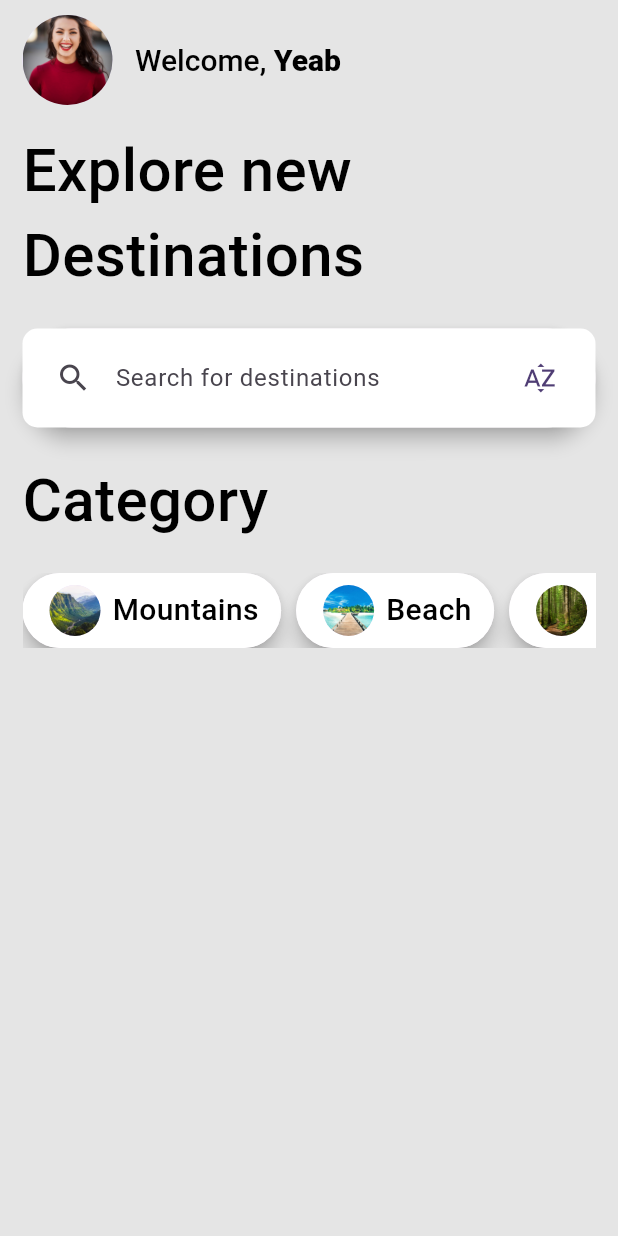
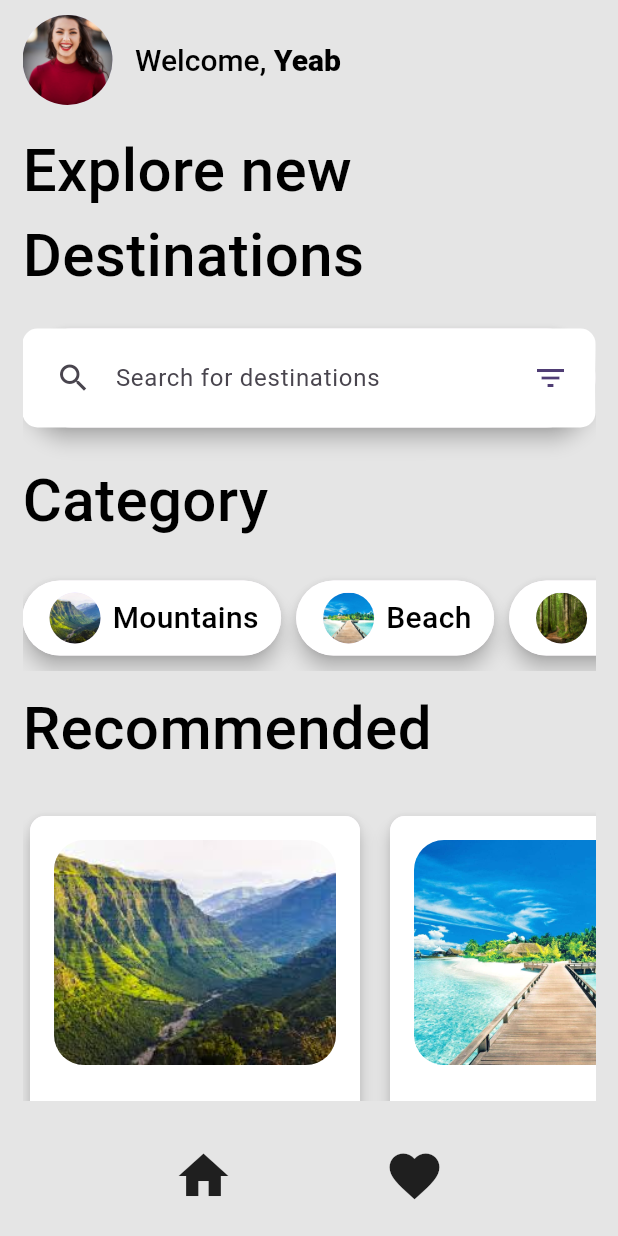
Before and after one commit to tsega7659/Travel_App_Flutter_Assignment, a Flutter app: the HomeScreen screen opened directly, on a phone screen of 412 x 824 dp. Run offline on Flutter 3.47's test engine with Material 3 defaults, Android fonts, the phone set to English and light mode, and no system bars.

Commit message:
aditionnal UI pages

```diff
--- /dev/null
+++ b/travel/lib/model/place_model.dart
@@ -0,0 +1,51 @@
+import 'package:flutter/material.dart';
+
+class PlaceInfo {
+  final String name, location, description, image;
+  final int distance;
+  PlaceInfo({
+    required this.name,
+    required this.location,
+    required this.description,
+    required this.image,
+    required this.distance,
+  });
+}
+
+List places = [
+  PlaceInfo(
+    name: "Mountains",
+    location: "Nepal",
+    description: "The Danakil Desert (or Afar Desert) is a desert in northeast Ethiopia, southern Eritrea, and northwestern Djibouti. Situated in the Afar Triangle, it stretches across 136,956 square kilometres (52,879 sq mi) of arid terrain. It is inhabited by a few Afar, who engage in salt mining.",
+    image: "assets/images/mountain.jpeg",
+    distance: 10,
+  ),
+  PlaceInfo(
+    name: "Beach",
+    location: "Goa",
+    description: "The Danakil Desert (or Afar Desert) is a desert in northeast Ethiopia, southern Eritrea, and northwestern Djibouti. Situated in the Afar Triangle, it stretches across 136,956 square kilometres (52,879 sq mi) of arid terrain. It is inhabited by a few Afar, who engage in salt mining.",
+    image: "assets/images/beach.jpg",
+    distance: 20,
+  ),
+  PlaceInfo(
+    name: "Forest",
+    location: "India",
+    description: "The Danakil Desert (or Afar Desert) is a desert in northeast Ethiopia, southern Eritrea, and northwestern Djibouti. Situated in the Afar Triangle, it stretches across 136,956 square kilometres (52,879 sq mi) of arid terrain. It is inhabited by a few Afar, who engage in salt mining.",
+    image: "assets/images/forest.jpg",
+    distance: 30,
+  ),
+  PlaceInfo(
+    name: "Monuments",
+    location: "India",
+    description: "The Danakil Desert (or Afar Desert) is a desert in northeast Ethiopia, southern Eritrea, and northwestern Djibouti. Situated in the Afar Triangle, it stretches across 136,956 square kilometres (52,879 sq mi) of arid terrain. It is inhabited by a few Afar, who engage in salt mining.",
+    image: "assets/images/monument.jpeg",
+    distance: 40,
+  ),
+  PlaceInfo(
+    name: "Deserts",
+    location: "India",
+    description: "The Danakil Desert (or Afar Desert) is a desert in northeast Ethiopia, southern Eritrea, and northwestern Djibouti. Situated in the Afar Triangle, it stretches across 136,956 square kilometres (52,879 sq mi) of arid terrain. It is inhabited by a few Afar, who engage in salt mining.",
+    image: "assets/images/desert.png",
+    distance: 50,
+  ),
+];
--- a/travel/lib/screens/Home/home_screen.dart
+++ b/travel/lib/screens/Home/home_screen.dart
@@ -1,4 +1,9 @@
 import 'package:flutter/material.dart';
+
+import '../../model/place_model.dart';
+import '../detailscreen/detail_screen.dart';
+import 'widgets/category_card.dart';
+import 'widgets/recommended_card.dart';
 
 class HomeScreen extends StatefulWidget {
   const HomeScreen({super.key});
@@ -12,12 +17,24 @@ class _HomeScreenState extends State<HomeScreen> {
   Widget build(BuildContext context) {
     return Scaffold(
       backgroundColor: const Color(0xFFE5E5E5),
+      bottomNavigationBar: SafeArea(
+        child: Padding(
+          padding: const EdgeInsets.symmetric(vertical: 20, horizontal: 15),
+          child: Row(
+            mainAxisAlignment: MainAxisAlignment.spaceEvenly,
+            children: const [
+              Icon(Icons.home, size: 40,),
+              Icon(Icons.favorite,  size: 40,),
+            ],
+          ),
+        ),
+      ),
       body: SafeArea(
         child: Center(
           child: Padding(
             padding: const EdgeInsets.symmetric(vertical: 10, horizontal: 15),
-            child: Column(
-              children: [
+            child: SingleChildScrollView(
+              child: Column(children: [
                 // App bar
                 Row(
                   children: [
@@ -75,8 +92,8 @@ class _HomeScreenState extends State<HomeScreen> {
                       borderRadius: BorderRadius.circular(10),
                     ),
                     child: Padding(
-                      padding: const EdgeInsets.symmetric(
-                          vertical: 5, horizontal: 10),
+                      padding:
+                          const EdgeInsets.symmetric(vertical: 5, horizontal: 10),
                       child: Row(
                         children: [
                           Expanded(
@@ -87,22 +104,23 @@ class _HomeScreenState extends State<HomeScreen> {
                                 fillColor: Colors.white,
                                 filled: true,
                                 border: OutlineInputBorder(
-                                  borderRadius: BorderRadius.circular(10),
+                                  borderRadius: BorderRadius.circular(100),
                                   borderSide: BorderSide.none,
                                 ),
                               ),
                             ),
                           ),
                           const CircleAvatar(
-                            radius: 27,
+                            radius: 20,
                             backgroundColor: Colors.white,
-                            child: Icon(Icons.sort_by_alpha_sharp),
+                            child: Icon(Icons.filter_list),
                           ),
                         ],
                       ),
                     ),
                   ),
                 ),
+
                 // Category
                 const SizedBox(
                   height: 20,
@@ -119,10 +137,10 @@ class _HomeScreenState extends State<HomeScreen> {
                   ],
                 ),
                 const SizedBox(
-                  height: 20,
+                  height: 15,
                 ),
-                SizedBox(
-                  height: 50,
+                Container(
+                  height: 70,
                   child: ListView(
                     scrollDirection: Axis.horizontal,
                     children: [
@@ -143,12 +161,59 @@ class _HomeScreenState extends State<HomeScreen> {
                             image: "assets/images/forest.jpg",
                             title: "Forest",
                           ),
+                          CategoryCard(
+                            press: () {},
+                            image: "assets/images/monument.jpeg",
+                            title: "Monuments",
+                          ),
+                          CategoryCard(
+                            press: () {},
+                            image: "assets/images/desert.png",
+                            title: "Deserts",
+                          ),
                         ],
                       ),
                     ],
                   ),
                 ),
-              ],
+
+                // Recommended
+                const SizedBox(
+                  height: 10,
+                ),
+                Row(
+                  children: const [
+                    Text(
+                      "Recommended",
+                      style: TextStyle(
+                          fontSize: 40,
+                          color: Colors.black,
+                          fontWeight: FontWeight.w500),
+                    ),
+                  ],
+                ),
+                const SizedBox(
+                  height: 15,
+                ),
+                Container(
+                    height: 300,
+                    child: ListView.builder(
+                      itemCount: places.length,
+                      scrollDirection: Axis.horizontal,
+                      itemBuilder: (context, index) {
+                      return Padding(
+                        padding: const EdgeInsets.only(left:5, right: 15),
+                        child: Row(
+                          children: [
+                            RecomendedCard(placeInfo: places[index],
+                            press: () {
+                              Navigator.push(context, MaterialPageRoute(builder: (context) => DetailScreen(placeInfo: places[index],),),);
+                             },),
+                          ],
+                        ),
+                      );
+                    })),
+              ]),
             ),
           ),
         ),
@@ -156,55 +221,3 @@ class _HomeScreenState extends State<HomeScreen> {
     );
   }
 }
-
-class CategoryCard extends StatelessWidget {
-  final String title, image;
-  final VoidCallback press;
-  const CategoryCard({
-    super.key,
-    required this.title,
-    required this.image,
-    required this.press,
-  });
-
-  @override
-  Widget build(BuildContext context) {
-    return Padding(
-      padding: const EdgeInsets.only(right: 10),
-      child: InkWell(
-        onTap: press,
-        child: Material(
-          elevation: 5,
-          borderRadius: BorderRadius.circular(100),
-          child: Container(
-            height: 50,
-            decoration: BoxDecoration(
-              color: Colors.white,
-              borderRadius: BorderRadius.circular(100),
-            ),
-            child: Padding(
-              padding: const EdgeInsets.symmetric(horizontal: 15, vertical: 8.0),
-              child: Row(
-                children: [
-                  CircleAvatar(
-                    backgroundImage: AssetImage(image),
-                  ),
-                  const SizedBox(
-                    width: 5,
-                  ),
-                  Text(
-                    title,
-                    style: const TextStyle(
-                        fontSize: 20,
-                        color: Colors.black,
-                        fontWeight: FontWeight.w500),
-                  ),
-                ],
-              ),
-            ),
-          ),
-        ),
-      ),
-    );
-  }
-}
--- /dev/null
+++ b/travel/lib/screens/Home/widgets/category_card.dart
@@ -0,0 +1,53 @@
+import 'package:flutter/material.dart';
+
+class CategoryCard extends StatelessWidget {
+  final String title, image;
+  final VoidCallback press;
+  const CategoryCard({
+    super.key,
+    required this.title,
+    required this.image,
+    required this.press,
+  });
+
+  @override
+  Widget build(BuildContext context) {
+    return Padding(
+      padding: const EdgeInsets.only(right: 10),
+      child: InkWell(
+        onTap: press,
+        child: Material(
+          elevation: 5,
+          borderRadius: BorderRadius.circular(100),
+          child: Container(
+            height: 50,
+            decoration: BoxDecoration(
+              color: Colors.white,
+              borderRadius: BorderRadius.circular(100),
+            ),
+            child: Padding(
+              padding: const EdgeInsets.symmetric(horizontal: 15, vertical: 8.0),
+              child: Row(
+                children: [
+                  CircleAvatar(
+                    backgroundImage: AssetImage(image),
+                  ),
+                  const SizedBox(
+                    width: 5,
+                  ),
+                  Text(
+                    title,
+                    style: const TextStyle(
+                        fontSize: 20,
+                        color: Colors.black,
+                        fontWeight: FontWeight.w500),
+                  ),
+                ],
+              ),
+            ),
+          ),
+        ),
+      ),
+    );
+  }
+}
--- /dev/null
+++ b/travel/lib/screens/Home/widgets/recommended_card.dart
@@ -0,0 +1,80 @@
+import 'package:flutter/material.dart';
+
+import '../../../model/place_model.dart';
+
+
+
+class RecomendedCard extends StatelessWidget {
+  final PlaceInfo placeInfo;
+  final VoidCallback press;
+  const RecomendedCard({
+    super.key, required this.placeInfo, required this.press,
+  });
+
+  @override
+  Widget build(BuildContext context) {
+    return InkWell(
+      onTap: press,
+      child: Material(
+        elevation: 5,
+        borderRadius: BorderRadius.circular(10),
+        child: Container(
+          height: 270,
+          width: 220,
+          decoration: BoxDecoration(
+            color: Colors.white,
+            borderRadius: BorderRadius.circular(10),
+          ),
+          child: Padding(
+            padding: const EdgeInsets.all(8.0),
+            child: Column(
+              crossAxisAlignment: CrossAxisAlignment.start,
+              children: [
+                Container(
+                  child: Padding(
+                    padding: const EdgeInsets.all(8.0),
+                    child: Container(
+                      height: 150,
+                      width: double.infinity,
+                      decoration: BoxDecoration(
+                        borderRadius: BorderRadius.circular(20),
+                        image: DecorationImage(
+                          fit: BoxFit.cover,
+                          image: AssetImage(placeInfo.image),
+                        ),
+                      ),
+                    ),
+                  ),
+                ),
+                const SizedBox(
+                  height: 10,
+                ),
+                Text(placeInfo.name, style: const TextStyle(
+                  fontSize: 20,
+                  color: Colors.black,
+                  fontWeight: FontWeight.w500,
+                ),),
+                const SizedBox(
+                  height: 10,
+                ),
+                Row(
+                  children: [
+                    const Icon(Icons.location_on),
+                    const SizedBox(
+                      width: 5,
+                    ),
+                    Text(placeInfo.location, style: const TextStyle(
+                      fontSize: 15,
+                      color: Colors.grey,
+                      fontWeight: FontWeight.w500,
+                    ),),
+                  ],
+                ),
+              ],
+            ),
+          ),
+        ),
+      ),
+    );
+  }
+}
```
Also changed, not shown: travel/lib/screens/detailscreen/detail_screen.dart (added, +229 -0 lines), travel/assets/images/desert.png (added), travel/assets/images/monument.jpeg (added).
